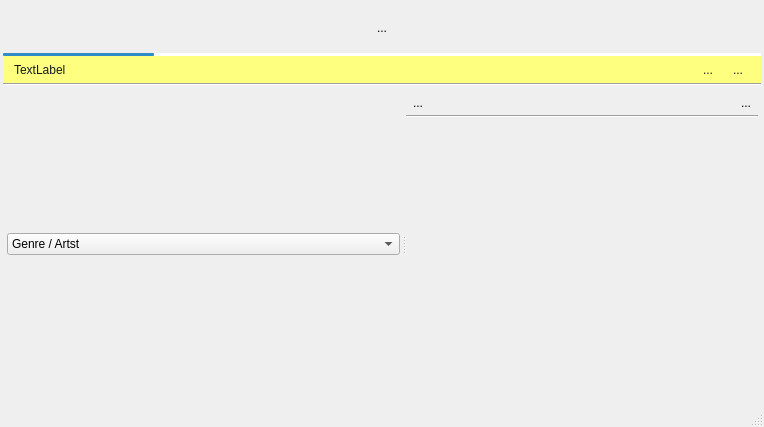
Before: the Qt Designer form mainwindow.ui in zakariakov/goldfinch, drawn with Qt 5.
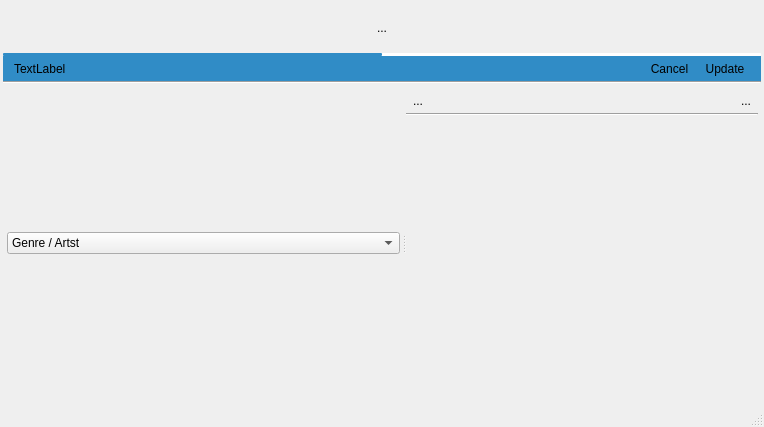
After: the same form once the commit is applied. Icons and pictures are not drawn.

```diff
--- a/mainwindow.ui
+++ b/mainwindow.ui
@@ -111,7 +111,7 @@
   }</string>
       </property>
       <property name="value">
-       <number>20</number>
+       <number>50</number>
       </property>
       <property name="textVisible">
        <bool>false</bool>
@@ -127,8 +127,21 @@
        </sizepolicy>
       </property>
       <property name="styleSheet">
-       <string notr="true">background-color: rgb(255, 255, 127);
-color: rgb(19, 24, 34);</string>
+       <string notr="true">QWidget{
+    background-color:palette(highlight);
+    color:palette(highlight-text)
+}
+QToolButton {
+   border-radius:5;
+   border:1px solid transparent;
+	background-color:  palette(highlight);
+}
+
+QToolButton:hover {
+   color: palette(window-text);
+   background-color:  palette(shadow);
+}
+</string>
       </property>
       <layout class="QHBoxLayout" name="horizontalLayout">
        <property name="topMargin">
@@ -147,7 +160,7 @@
        <item>
         <widget class="QToolButton" name="toolButton_2">
          <property name="text">
-          <string>...</string>
+          <string>Cancel</string>
          </property>
          <property name="autoRaise">
           <bool>true</bool>
@@ -157,10 +170,10 @@
        <item>
         <widget class="QToolButton" name="toolButton">
          <property name="text">
-          <string>...</string>
+          <string>Update</string>
          </property>
          <property name="autoRaise">
-          <bool>true</bool>
+          <bool>false</bool>
          </property>
         </widget>
        </item>
@@ -339,12 +352,6 @@
                </item>
                <item>
                 <widget class="QLabel" name="labelStatusG">
-                 <property name="maximumSize">
-                  <size>
-                   <width>150</width>
-                   <height>16777215</height>
-                  </size>
-                 </property>
                  <property name="text">
                   <string/>
                  </property>
@@ -352,12 +359,6 @@
                </item>
                <item>
                 <widget class="QLabel" name="labelStatusP">
-                 <property name="maximumSize">
-                  <size>
-                   <width>150</width>
-                   <height>16777215</height>
-                  </size>
-                 </property>
                  <property name="text">
                   <string/>
                  </property>
@@ -365,12 +366,6 @@
                </item>
                <item>
                 <widget class="QLabel" name="labelStatus">
-                 <property name="maximumSize">
-                  <size>
-                   <width>160</width>
-                   <height>16777215</height>
-                  </size>
-                 </property>
                  <property name="text">
                   <string/>
                  </property>
```
Left out of the diff: 9 changed lines with no effect on the pictures.
